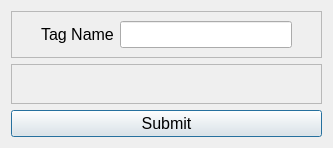
This is window_ui/tags_window.ui in skaldson/password_manager as Qt 5 draws it before an edit. The edited form follows.
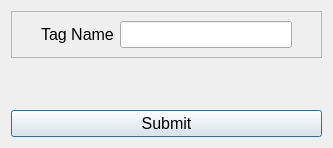
This is the edited form. Icons and pictures are not drawn.

```diff
--- a/window_ui/tags_window.ui
+++ b/window_ui/tags_window.ui
@@ -106,7 +106,7 @@
    <item>
     <widget class="QFrame" name="frame_2">
      <property name="frameShape">
-      <enum>QFrame::StyledPanel</enum>
+      <enum>QFrame::NoFrame</enum>
      </property>
      <property name="frameShadow">
       <enum>QFrame::Raised</enum>
```
